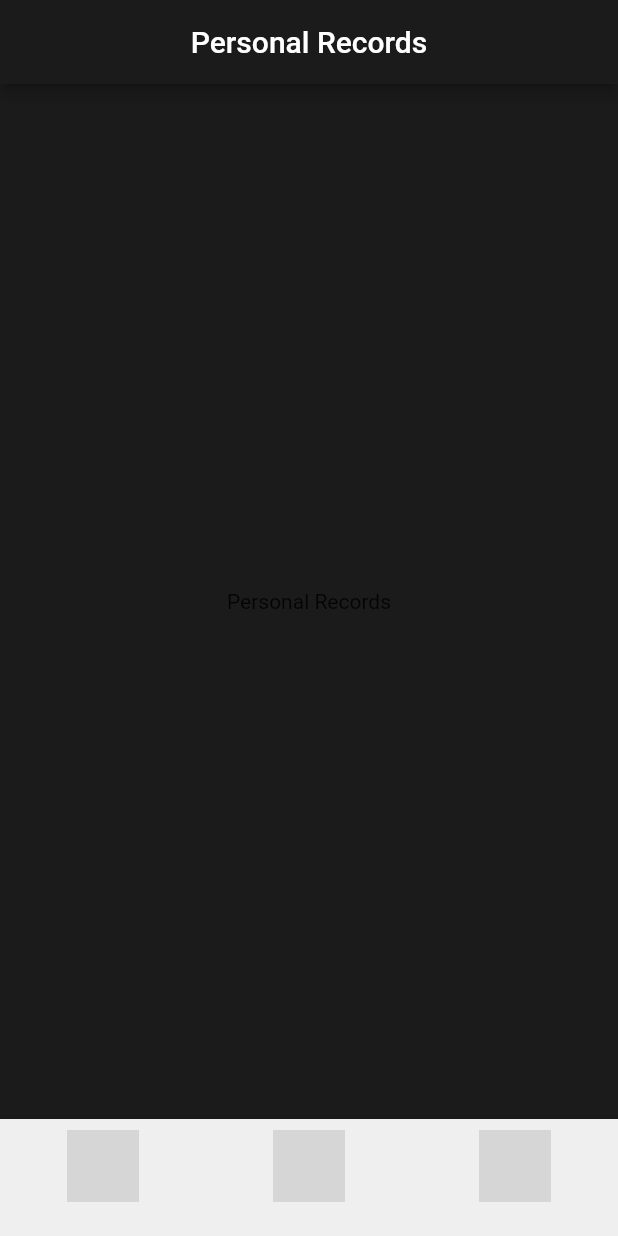
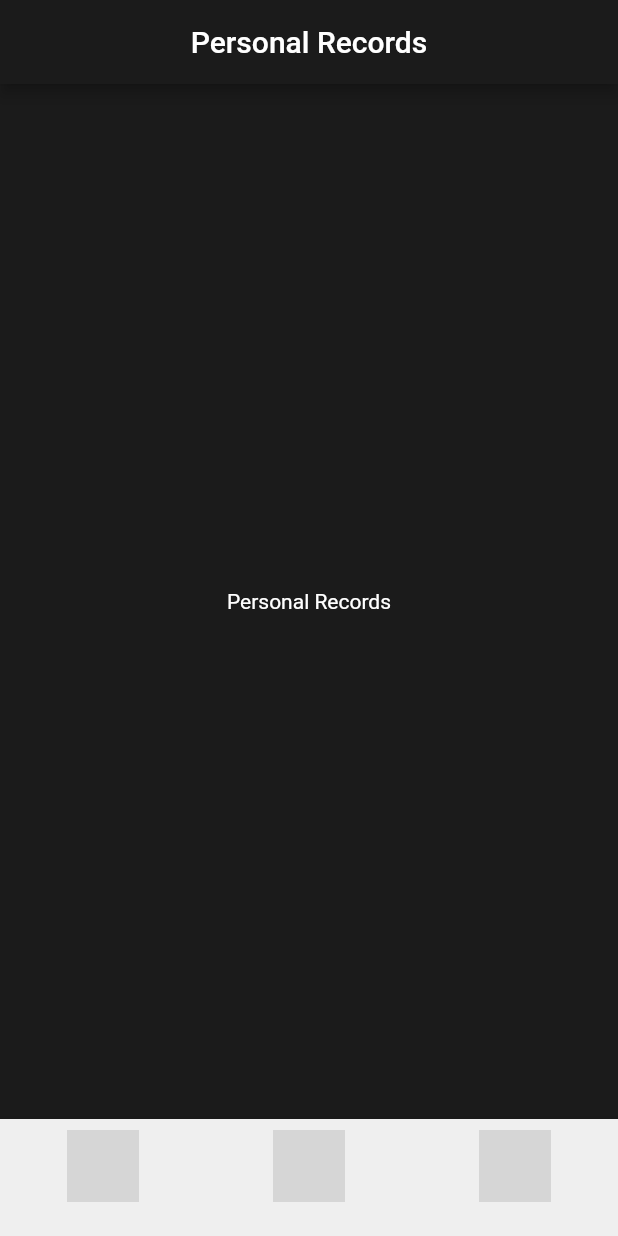
Before and after one commit to sophiavl/s1135382_s1133373_iiatimd_app, a Flutter app: the screen it shows after launch, item 3 of the bottom bar chosen, on a phone screen of 412 x 824 dp. Run offline on Flutter 3.47's test engine with Material 2 defaults, Android fonts, the phone set to English and light mode, and no system bars; grey boxes are pictures that could not be loaded.

Commit message:
changed text color

```diff
--- a/lib/personal_record_page.dart
+++ b/lib/personal_record_page.dart
@@ -15,7 +15,7 @@ class _PersonalRecordState extends State<PersonalRecord> {
     return Container(
       color: background, // Set the background color for the whole screen
       child: const Center(
-        child: Text('Personal Records'),
+        child: Text('Personal Records', style: TextStyle(color: Colors.white)),
       ),
     );
   }
```
